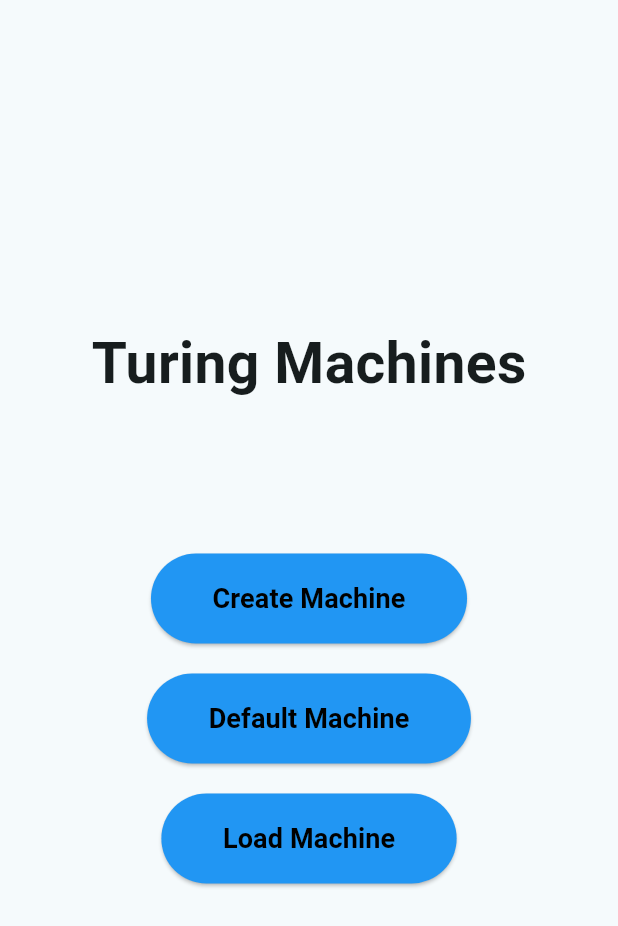
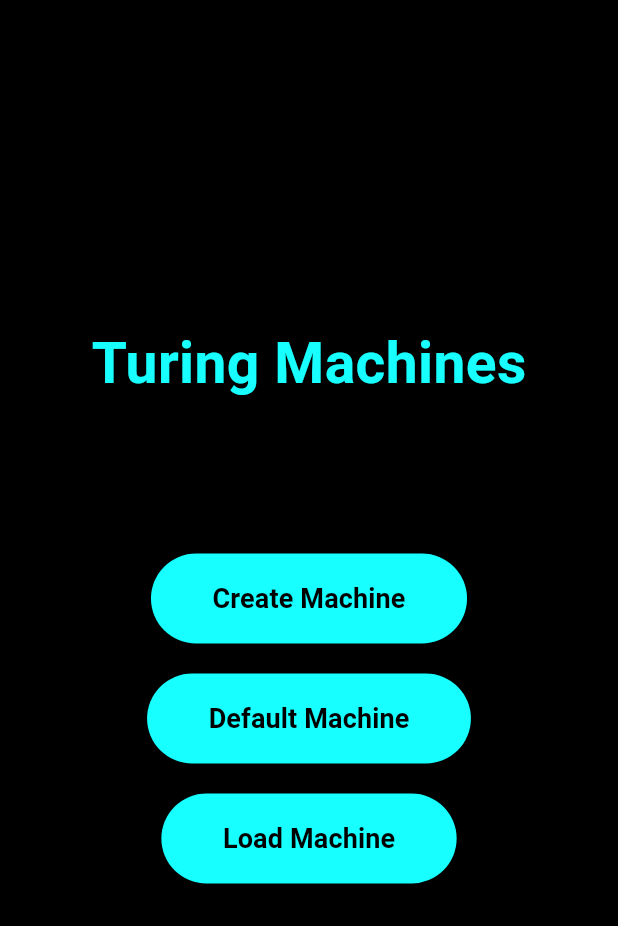
Before and after one commit to nikhil-RGB/minor-project, a Flutter app: the WelcomeScreen screen opened directly, on a phone screen of 412 x 824 dp. Shown: the top 926 px of the screen. Run offline on Flutter 3.47's test engine with Material 3 defaults, Android fonts, the light colour scheme and no system bars; our stand-ins replace flutter_phoenix, gap, google_fonts, hive, hive_flutter, logger and 1 more; missing offline and left inert: encrypt; accounts and stored records are empty.

Commit message:
Color scheme update for WelcomeScreen

```diff
--- a/lib/flutter_automata/pages/WelcomePage.dart
+++ b/lib/flutter_automata/pages/WelcomePage.dart
@@ -61,7 +61,7 @@ class WelcomePage extends StatelessWidget {
               padding: const EdgeInsets.only(top: 10.0, left: 12.0),
               child: IconButton(
                 onPressed: () {
-                  SystemNavigator.pop();
+                  Navigator.of(context).pop();
                 },
                 icon: const Icon(Icons.exit_to_app_outlined),
                 color: Colors.cyan,
--- a/lib/turing_machines/screens/WelcomeScreen.dart
+++ b/lib/turing_machines/screens/WelcomeScreen.dart
@@ -24,6 +24,7 @@ class WelcomeScreen extends StatelessWidget {
       },
       child: SafeArea(
           child: Scaffold(
+        backgroundColor: Colors.black,
         // appBar: AppBar(
         //   title: Text("Welcome!"),
         // ),
@@ -34,11 +35,15 @@ class WelcomeScreen extends StatelessWidget {
             children: [
               const Text(
                 "Turing Machines",
-                style: TextStyle(fontSize: 38, fontWeight: FontWeight.bold),
+                style: TextStyle(
+                    fontSize: 38,
+                    fontWeight: FontWeight.bold,
+                    color: Colors.cyanAccent),
               ),
               const Gap(100),
               ElevatedButton(
-                  style: ElevatedButton.styleFrom(backgroundColor: Colors.blue),
+                  style: ElevatedButton.styleFrom(
+                      backgroundColor: Colors.cyanAccent),
                   onPressed: () {
                     TuringMachine machine = StandardMachines.emptyMachine();
                     Navigator.of(context)
@@ -59,7 +64,8 @@ class WelcomeScreen extends StatelessWidget {
                   )),
               Gap((platform == Targets.ANDROID) ? 20 : 35),
               ElevatedButton(
-                  style: ElevatedButton.styleFrom(backgroundColor: Colors.blue),
+                  style: ElevatedButton.styleFrom(
+                      backgroundColor: Colors.cyanAccent),
                   onPressed: () {
                     TuringMachine machine = StandardMachines.defaultMachine();
                     Navigator.of(context)
@@ -80,7 +86,8 @@ class WelcomeScreen extends StatelessWidget {
                   )),
               Gap((platform == Targets.ANDROID) ? 20 : 35),
               ElevatedButton(
-                  style: ElevatedButton.styleFrom(backgroundColor: Colors.blue),
+                  style: ElevatedButton.styleFrom(
+                      backgroundColor: Colors.cyanAccent),
                   onPressed: () {
                     Navigator.of(context)
                         .push(MaterialPageRoute(builder: (context) {
```
Also changed, not shown: lib/flutter_automata/pages/InitializationPage.dart (+12 -12 lines), 1 other file.
